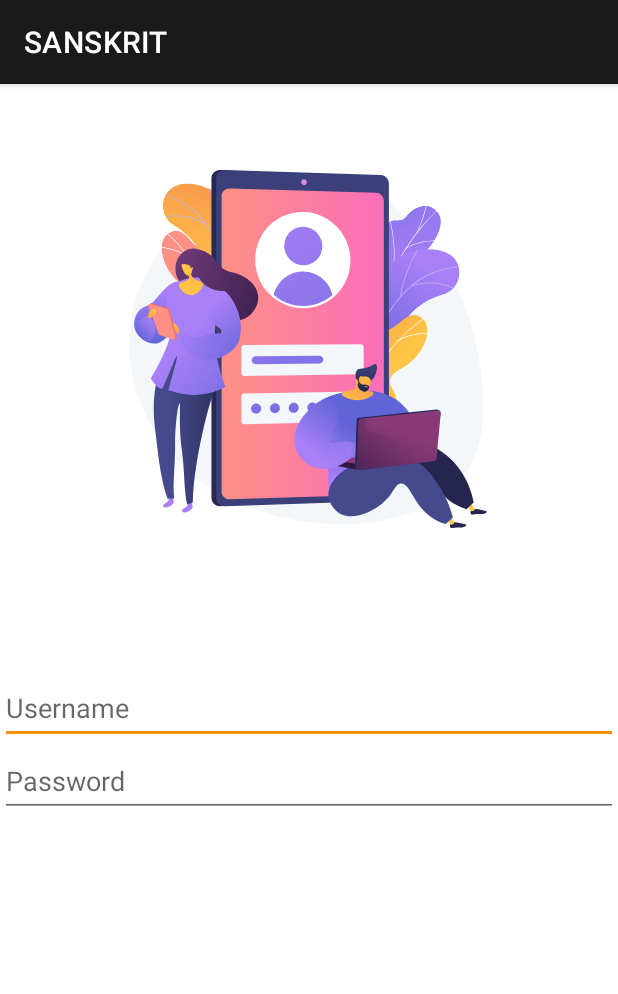
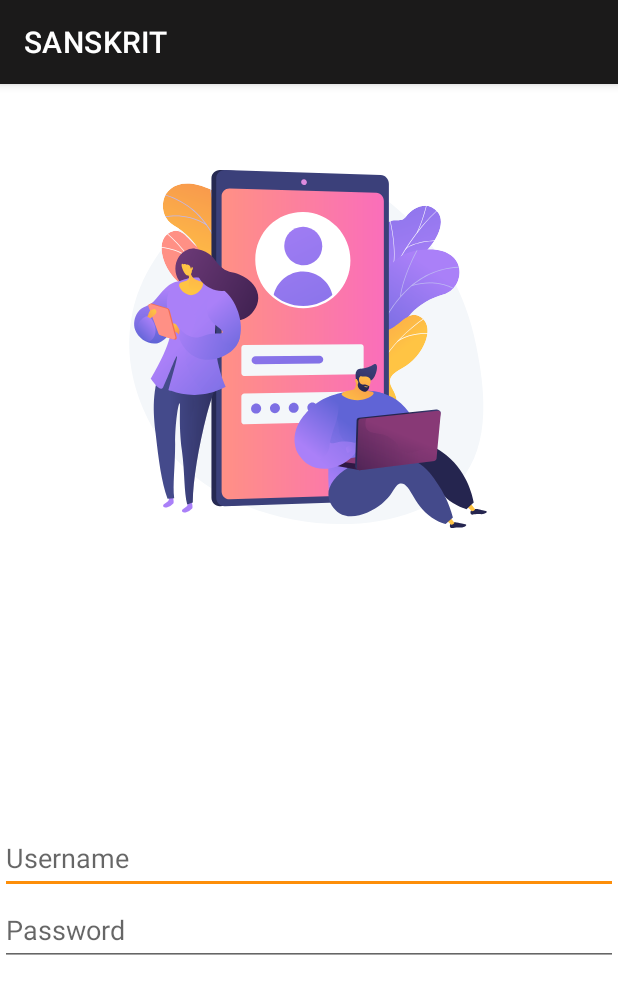
Before and after one commit to skmodi649/Sanskrit, an Android app: the screen it shows after launch (Login_Activity), on a phone screen of 412 x 824 dp. Shown: the top 994 px of the screen. Run offline under Robolectric (Android 15) with nearby library versions, the phone set to English and light mode, and no system bars.

Commit message:
login activity xml file commit

```diff
--- a/app/src/main/res/layout/activity_login.xml
+++ b/app/src/main/res/layout/activity_login.xml
@@ -33,11 +33,10 @@
         android:id="@+id/username"
         android:layout_width="match_parent"
         android:layout_height="wrap_content"
-        android:layout_marginBottom="328dp"
         android:hint="Username"
         android:minHeight="48dp"
         android:padding="4dp"
-        app:layout_constraintBottom_toBottomOf="parent"
+        app:layout_constraintBottom_toTopOf="@+id/password"
         app:layout_constraintEnd_toEndOf="parent"
         app:layout_constraintHorizontal_bias="0.0"
         app:layout_constraintStart_toStartOf="parent" />
@@ -46,16 +45,13 @@
         android:id="@+id/password"
         android:layout_width="match_parent"
         android:layout_height="wrap_content"
-        android:layout_marginTop="4dp"
-        android:layout_marginBottom="304dp"
+        android:layout_marginBottom="180dp"
         android:hint="Password"
         android:minHeight="48dp"
         android:padding="4dp"
         app:layout_constraintBottom_toBottomOf="parent"
         app:layout_constraintEnd_toEndOf="parent"
         app:layout_constraintHorizontal_bias="0.0"
-        app:layout_constraintStart_toStartOf="parent"
-        app:layout_constraintTop_toBottomOf="@+id/username"
-        app:layout_constraintVertical_bias="0.142" />
+        app:layout_constraintStart_toStartOf="parent" />
 
 </androidx.constraintlayout.widget.ConstraintLayout>
```
